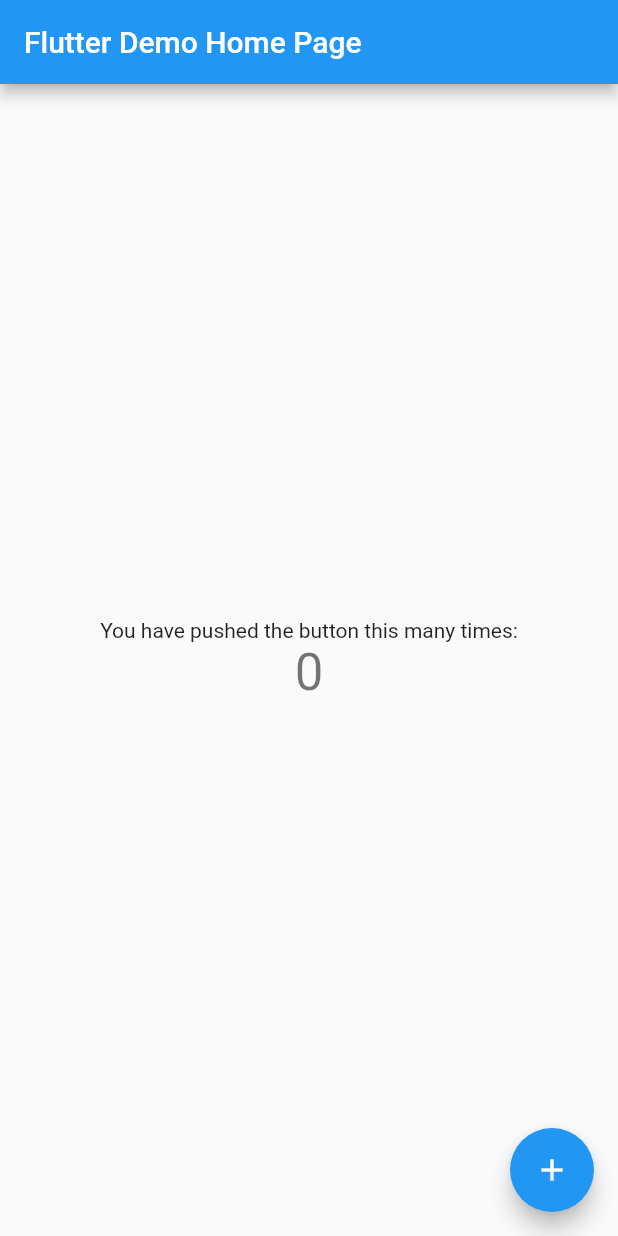
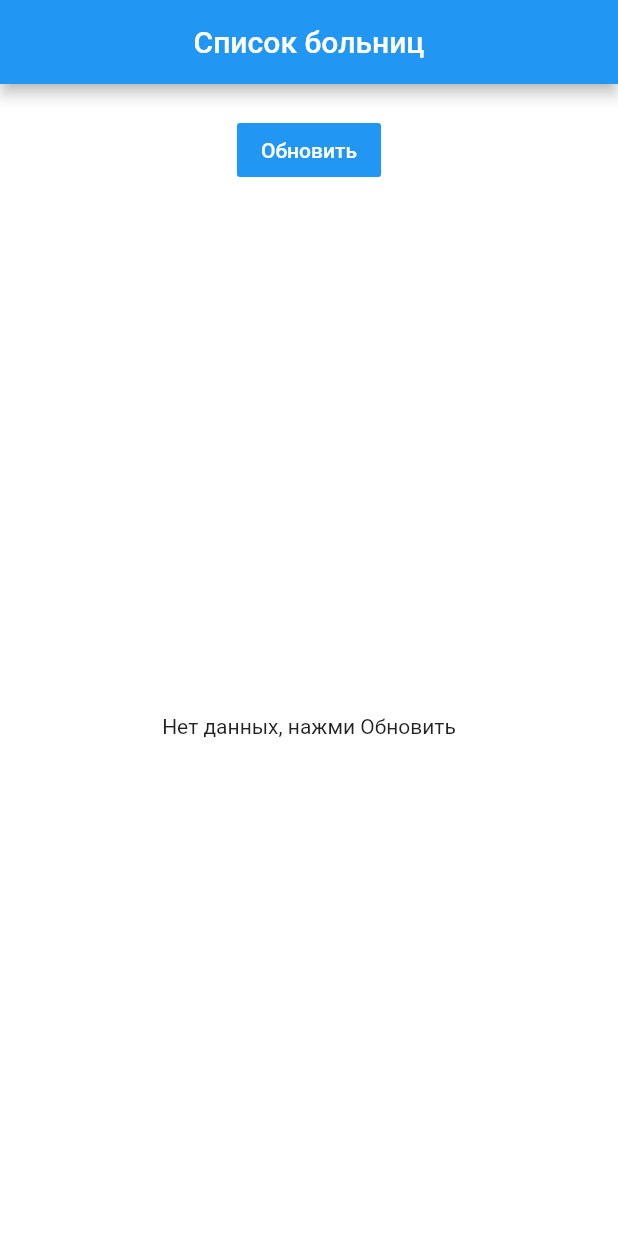
Before and after one commit to levmorgot/get_tickets, a Flutter app: the screen it shows after launch, on a phone screen of 412 x 824 dp. Run offline on Flutter 3.47's test engine with Material 2 defaults, Android fonts, the phone set to English and light mode, and no system bars; our stand-ins replace flutter_bloc.

Commit message:
Загрузка списка больниц (bloc)

```diff
--- /dev/null
+++ b/lib/block/filial_bloc.dart
@@ -0,0 +1,22 @@
+import 'package:flutter_bloc/flutter_bloc.dart';
+import 'package:get_tickets/block/filial_event.dart';
+import 'package:get_tickets/block/filial_state.dart';
+import 'package:get_tickets/models/filial.dart';
+import 'package:get_tickets/services/filial_repository.dart';
+
+class FilialBloc extends Bloc<FilialEvent, FilialState> {
+  final FilialsRepository filialsRepository;
+
+  FilialBloc(this.filialsRepository) : super(FilialEmptyState()) {
+    on<FilialLoadEvent>((event, emit) async {
+      emit(FilialLoadingState());
+      try {
+        final List<Filial> _loadedFilailList =
+            await filialsRepository.getAllFilials();
+        emit(FilialLoadedState(_loadedFilailList));
+      } catch (_) {
+        emit(FilialErrorState());
+      }
+    });
+  }
+}
--- /dev/null
+++ b/lib/block/filial_event.dart
@@ -0,0 +1,5 @@
+abstract class FilialEvent {}
+
+class FilialLoadEvent extends FilialEvent {}
+
+class FilialSearchEvent extends FilialEvent {}
--- /dev/null
+++ b/lib/block/filial_state.dart
@@ -0,0 +1,13 @@
+abstract class FilialState {}
+
+class FilialEmptyState extends FilialState {}
+
+class FilialLoadingState extends FilialState {}
+
+class FilialLoadedState extends FilialState {
+  List<dynamic> loadedFilial = [];
+
+  FilialLoadedState(this.loadedFilial);
+}
+
+class FilialErrorState extends FilialState {}
--- a/lib/main.dart
+++ b/lib/main.dart
@@ -1,4 +1,7 @@
+
 import 'package:flutter/material.dart';
+import 'package:get_tickets/pages/filials_page.dart';
+
 
 void main() {
   runApp(MyApp());
@@ -22,92 +25,15 @@ class MyApp extends StatelessWidget {
         // is not restarted.
         primarySwatch: Colors.blue,
       ),
-      home: MyHomePage(title: 'Flutter Demo Home Page'),
+      home: MyHomePage(),
     );
   }
 }
 
-class MyHomePage extends StatefulWidget {
-  MyHomePage({Key? key, required this.title}) : super(key: key);
-
-  // This widget is the home page of your application. It is stateful, meaning
-  // that it has a State object (defined below) that contains fields that affect
-  // how it looks.
-
-  // This class is the configuration for the state. It holds the values (in this
-  // case the title) provided by the parent (in this case the App widget) and
-  // used by the build method of the State. Fields in a Widget subclass are
-  // always marked "final".
-
-  final String title;
-
-  @override
-  _MyHomePageState createState() => _MyHomePageState();
-}
-
-class _MyHomePageState extends State<MyHomePage> {
-  int _counter = 0;
-
-  void _incrementCounter() {
-    setState(() {
-      // This call to setState tells the Flutter framework that something has
-      // changed in this State, which causes it to rerun the build method below
-      // so that the display can reflect the updated values. If we changed
-      // _counter without calling setState(), then the build method would not be
-      // called again, and so nothing would appear to happen.
-      _counter++;
-    });
-  }
+class MyHomePage extends StatelessWidget {
 
   @override
   Widget build(BuildContext context) {
-    // This method is rerun every time setState is called, for instance as done
-    // by the _incrementCounter method above.
-    //
-    // The Flutter framework has been optimized to make rerunning build methods
-    // fast, so that you can just rebuild anything that needs updating rather
-    // than having to individually change instances of widgets.
-    return Scaffold(
-      appBar: AppBar(
-        // Here we take the value from the MyHomePage object that was created by
-        // the App.build method, and use it to set our appbar title.
-        title: Text(widget.title),
-      ),
-      body: Center(
-        // Center is a layout widget. It takes a single child and positions it
-        // in the middle of the parent.
-        child: Column(
-          // Column is also a layout widget. It takes a list of children and
-          // arranges them vertically. By default, it sizes itself to fit its
-          // children horizontally, and tries to be as tall as its parent.
-          //
-          // Invoke "debug painting" (press "p" in the console, choose the
-          // "Toggle Debug Paint" action from the Flutter Inspector in Android
-          // Studio, or the "Toggle Debug Paint" command in Visual Studio Code)
-          // to see the wireframe for each widget.
-          //
-          // Column has various properties to control how it sizes itself and
-          // how it positions its children. Here we use mainAxisAlignment to
-          // center the children vertically; the main axis here is the vertical
-          // axis because Columns are vertical (the cross axis would be
-          // horizontal).
-          mainAxisAlignment: MainAxisAlignment.center,
-          children: <Widget>[
-            Text(
-              'You have pushed the button this many times:',
-            ),
-            Text(
-              '$_counter',
-              style: Theme.of(context).textTheme.headline4,
-            ),
-          ],
-        ),
-      ),
-      floatingActionButton: FloatingActionButton(
-        onPressed: _incrementCounter,
-        tooltip: 'Increment',
-        child: Icon(Icons.add),
-      ), // This trailing comma makes auto-formatting nicer for build methods.
-    );
+    return FilialsPage();
   }
 }
--- /dev/null
+++ b/lib/models/filial.dart
@@ -0,0 +1,17 @@
+class Filial {
+  int id;
+  String name;
+  String address;
+  String phone;
+
+  Filial({this.id: 0, this.name: '', this.address: '', this.phone: ''});
+
+  factory Filial.fromJson(Map<String, dynamic> json) {
+    return Filial(
+        id: json['id'],
+        name: json['name'],
+        address: json['address'],
+        phone: json['phone'],
+    );
+  }
+}
--- /dev/null
+++ b/lib/pages/filials_page.dart
@@ -0,0 +1,33 @@
+import 'package:flutter/material.dart';
+import 'package:flutter_bloc/flutter_bloc.dart';
+import 'package:get_tickets/block/filial_bloc.dart';
+import 'package:get_tickets/services/filial_repository.dart';
+import 'package:get_tickets/wigits/filials_list.dart';
+import 'package:get_tickets/wigits/search_panel.dart';
+
+class FilialsPage extends StatelessWidget {
+  final FilialsRepository filialsRepository = FilialsRepository();
+
+  @override
+  Widget build(BuildContext context) {
+    return BlocProvider<FilialBloc>(
+      create: (context) => FilialBloc(filialsRepository),
+      child: Scaffold(
+        backgroundColor: Colors.white,
+        appBar: AppBar(
+          title: Text('Список больниц'),
+          centerTitle: true,
+        ),
+        body: Column(
+          crossAxisAlignment: CrossAxisAlignment.center,
+          children: <Widget>[
+            SearchPanel(),
+            Expanded(
+              child: FilialsList(),
+            ),
+          ],
+        ),
+      ),
+    );
+  }
+}
--- /dev/null
+++ b/lib/services/filial_repository.dart
@@ -0,0 +1,7 @@
+import 'package:get_tickets/models/filial.dart';
+import 'package:get_tickets/services/filial_api_provider.dart';
+
+class FilialsRepository {
+  FilialProvider _filialsProvider = FilialProvider();
+  Future<List<Filial>> getAllFilials() => _filialsProvider.getFilial();
+}
--- /dev/null
+++ b/lib/wigits/filials_list.dart
@@ -0,0 +1,65 @@
+import 'package:flutter/material.dart';
+import 'package:flutter/painting.dart';
+import 'package:flutter_bloc/flutter_bloc.dart';
+import 'package:get_tickets/block/filial_bloc.dart';
+import 'package:get_tickets/block/filial_state.dart';
+
+class FilialsList extends StatelessWidget {
+  const FilialsList({Key? key}) : super(key: key);
+
+  @override
+  Widget build(BuildContext context) {
+    return BlocBuilder<FilialBloc, FilialState>(
+        builder: (context, state) {
+          if (state is FilialEmptyState){
+            return Center(
+              child: Text('Нет данных, нажми Обновить'),
+            );
+          }
+          if (state is FilialLoadingState) {
+            return Center(
+              child: CircularProgressIndicator(),
+            );
+          }
+          if (state is FilialLoadedState) {
+            return ListView.builder(
+              itemCount: state.loadedFilial.length,
+              itemBuilder: (context, index) => Container(
+                color: index % 2 == 1 ? Colors.white : Colors.lightBlueAccent,
+                child: ListTile(
+                  title: Column(
+                    children: <Widget>[
+                      Text(
+                        '${state.loadedFilial[index].name}',
+                        style: TextStyle(fontWeight: FontWeight.bold),
+                      ),
+                      Column(
+                        children: <Widget>[
+                          Text(
+                            '${state.loadedFilial[index].address}',
+                            style: TextStyle(fontStyle: FontStyle.italic),
+                          ),
+                          Text(
+                            '${state.loadedFilial[index].phone}',
+                          ),
+                        ],
+                      ),
+                    ],
+                  ),
+                ),
+              ),
+            );
+          }
+          if (state is FilialErrorState) {
+            return Center(
+              child: Text('Ошибка загрузки. Попробуйте снова!'),
+            );
+          }
+          return Center(
+            child: CircularProgressIndicator(),
+          );
+        }
+    );
+
+  }
+}
--- /dev/null
+++ b/lib/wigits/search_panel.dart
@@ -0,0 +1,41 @@
+import 'package:flutter/material.dart';
+import 'package:flutter_bloc/flutter_bloc.dart';
+import 'package:get_tickets/block/filial_bloc.dart';
+import 'package:get_tickets/block/filial_event.dart';
+
+class SearchPanel extends StatelessWidget {
+  final ButtonStyle raisedButtonStyle = ElevatedButton.styleFrom(
+    onPrimary: Colors.white,
+    primary: Colors.blue,
+    minimumSize: Size(88, 36),
+    padding: EdgeInsets.symmetric(horizontal: 16),
+    shape: const RoundedRectangleBorder(
+      borderRadius: BorderRadius.all(Radius.circular(2)),
+    ),
+  );
+
+  @override
+  Widget build(BuildContext context) {
+    final FilialBloc filialBloc = BlocProvider.of<FilialBloc>(context);
+    return Container(
+      padding: EdgeInsets.all(20),
+      child: Row(
+        mainAxisSize: MainAxisSize.min,
+        children: <Widget>[
+          // Expanded(
+          //   child: TextField(
+          //     obscureText: false,
+          //   ),
+          // ),
+          TextButton(
+            child: Text('Обновить'),
+            onPressed: () {
+              filialBloc.add(FilialLoadEvent());
+            },
+            style: raisedButtonStyle,
+          )
+        ],
+      ),
+    );
+  }
+}
--- a/pubspec.yaml
+++ b/pubspec.yaml
@@ -28,6 +28,8 @@ dependencies:
   # The following adds the Cupertino Icons font to your application.
   # Use with the CupertinoIcons class for iOS style icons.
   cupertino_icons: ^1.0.2
+  http: ^0.13.3
+  flutter_bloc: ^8.0.0
 
 dev_dependencies:
   flutter_test:
```
Also changed, not shown: lib/services/filial_api_provider.dart (added, +20 -0 lines), pubspec.lock.
